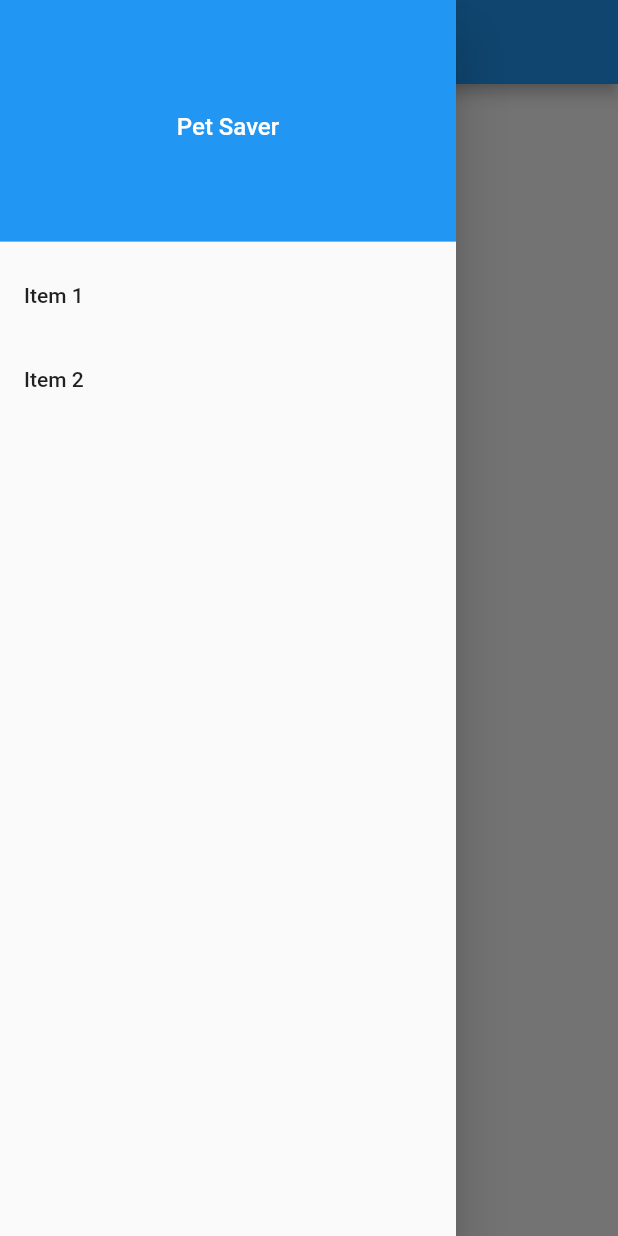
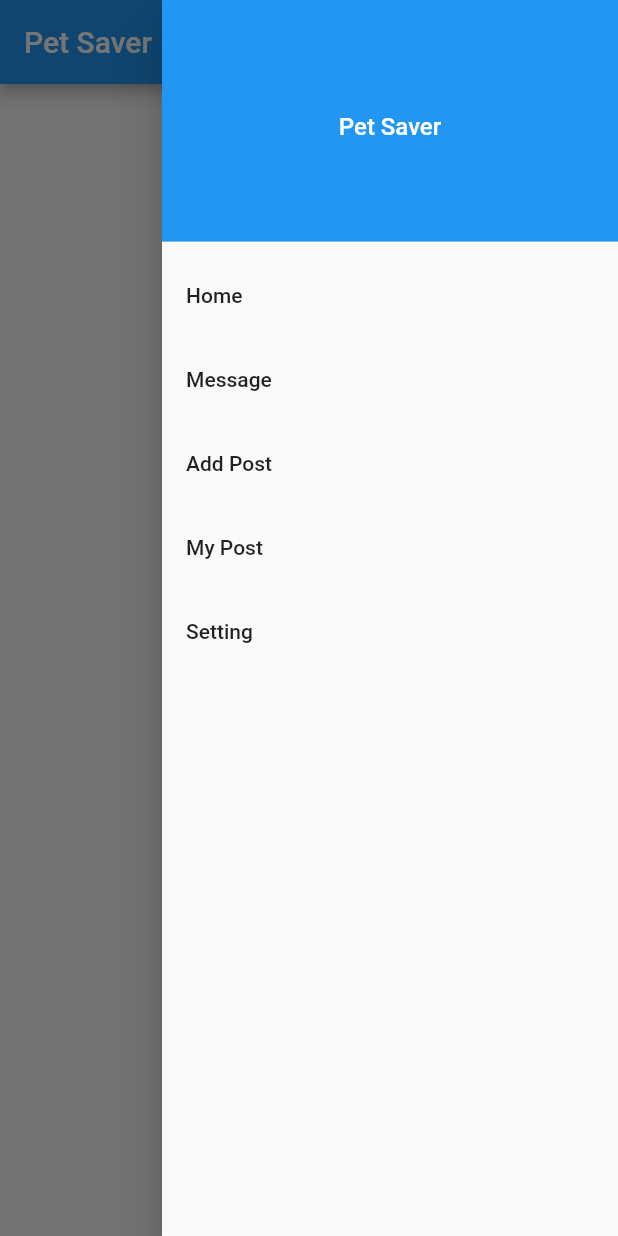
Before and after one commit to ikouhaha/pet_face_client, a Flutter app: the screen it shows after launch, with the side drawer open, on a phone screen of 412 x 824 dp. Run offline on Flutter 3.47's test engine with Material 2 defaults, Android fonts, the phone set to English and light mode, and no system bars; our stand-ins replace dio, firebase_auth, firebase_core, flutter_easyloading, flutter_riverpod, flutter_secure_storage and 8 more; missing offline and left inert: adaptive_navigation, dart:html, path_to_regexp; accounts and stored records are empty; statements that could not run were skipped.

Commit message:
app bar title update

```diff
--- a/lib/pages/post.dart
+++ b/lib/pages/post.dart
@@ -60,19 +60,6 @@ class _PostScreenState extends ConsumerState<CreatePostPage> {
 
     //return const Center(child: Text("asdsd"));
     return Scaffold(
-        appBar: AppBar(
-          title: const Text('Create Post'),
-          foregroundColor: Color(Colors.black.value),
-          backgroundColor: Color(Colors.white.value),
-          leading: GestureDetector(
-            onTap: () {
-              RouteStateScope.of(context).go("/");
-            },
-            child: const Icon(
-              Icons.arrow_back, // add custom icons also
-            ),
-          ),
-        ),
         body: Stack(children: [
           Positioned.fill(
               child: Card(
--- a/lib/pages/postDetail.dart
+++ b/lib/pages/postDetail.dart
@@ -100,19 +100,6 @@ class _PostScreenState extends ConsumerState {
 
 
           return Scaffold(
-            appBar: AppBar(
-              title: Text('Post Detail'),
-              foregroundColor: Color(Colors.black.value),
-              backgroundColor: Color(Colors.white.value),
-              leading: GestureDetector(
-            onTap: () {
-              RouteStateScope.of(context).go("/");
-            },
-            child: Icon(
-              Icons.arrow_back, // add custom icons also
-            ),
-          ),
-            ),
             body: Stack(children: [
               Positioned.fill(
                   child: SingleChildScrollView(
--- a/lib/pages/scaffold.dart
+++ b/lib/pages/scaffold.dart
@@ -24,16 +24,62 @@ class MyScaffold extends StatefulWidget {
 
   @override
   MyScaffoldState createState() => MyScaffoldState();
-
 }
 
 class MyScaffoldState extends State<MyScaffold> {
+  int previousSelectIndex = 0;
+  Text getTitle(String path, int idx) {
+    String title = "";
+    if (path == "/post/:id") {
+      title = "Post Detail";
+    } else if (idx == 0) {
+      title = "Pet Saver";
+    } else if (idx == 1) {
+      title = "Message";
+    } else if (idx == 2) {
+      title = "Create Post";
+    } else if (idx == 3) {
+      title = "My Post";
+    } else if (idx == 4) {
+      title = "Settings";
+    }
+
+    return Text(title);
+  }
+
+  GestureDetector? getLeading(String path, int idx) {
+    if (path == "/post/:id") {
+      if (idx == 0) {
+        return GestureDetector(
+          onTap: () {
+            RouteStateScope.of(context).go("/");
+          },
+          child: const Icon(
+            Icons.arrow_back, // add custom icons also
+          ),
+        );
+      } else if (idx == 3) {
+        return GestureDetector(
+          onTap: () {
+            RouteStateScope.of(context).go("/mypost");
+          },
+          child: const Icon(
+            Icons.arrow_back, // add custom icons also
+          ),
+        );
+      }
+    }
+    if (idx == 0 && path == "/post/:id") {}
+
+    return null;
+  }
+
   @override
   Widget build(BuildContext context) {
     final routeState = RouteStateScope.of(context);
     final selectedIndex = _getSelectedIndex(routeState.route.pathTemplate);
     return Scaffold(
-            drawer: Drawer(
+        endDrawer: Drawer(
             child: ListView(
           // Important: Remove any padding from the ListView.
           padding: EdgeInsets.zero,
@@ -42,30 +88,52 @@ class MyScaffoldState extends State<MyScaffold> {
               decoration: BoxDecoration(
                 color: Colors.blue,
               ),
-                  child: Center(child: Text('Pet Saver',style: TextStyle(color: Colors.white,fontSize: 16.0),)),
+              child: Center(
+                  child: Text(
+                'Pet Saver',
+                style: TextStyle(color: Colors.white, fontSize: 16.0),
+              )),
             ),
             ListTile(
-                  title: const Text('Item 1'),
+              title: const Text('Home'),
               onTap: () {
-                    // Update the state of the app.
-                    // ...
+                routeState.go('/');
               },
             ),
             ListTile(
-                  title: const Text('Item 2'),
+              title: const Text('Message'),
               onTap: () {
-                    // Update the state of the app.
-                    // ...
+                routeState.go('/message');
+              },
+            ),
+            ListTile(
+              title: const Text('Add Post'),
+              onTap: () {
+                routeState.go('/post');
+              },
+            ),
+            ListTile(
+              title: const Text('My Post'),
+              onTap: () {
+                routeState.go('/mypost');
+              },
+            ),
+            ListTile(
+              title: const Text('Setting'),
+              onTap: () {
+                routeState.go('/settings');
               },
             ),
           ],
         )),
-            appBar: AppBar(),
+        appBar: AppBar(
+          title: getTitle(routeState.route.pathTemplate,selectedIndex),
+          leading: getLeading(routeState.route.pathTemplate, selectedIndex),
+        ),
         body: AdaptiveNavigationScaffold(
           selectedIndex: selectedIndex,
           body: const BookstoreScaffoldBody(),
           onDestinationSelected: (idx) {
-                print(idx);
             if (idx == 0) routeState.go('/');
             if (idx == 1) routeState.go('/message');
             if (idx == 2) routeState.go('/new/post');
@@ -86,7 +154,6 @@ class MyScaffoldState extends State<MyScaffold> {
               title: 'Post',
               icon: Icons.post_add,
             ),
-
             AdaptiveScaffoldDestination(
               title: 'My Post',
               icon: Icons.location_history,
@@ -97,16 +164,27 @@ class MyScaffoldState extends State<MyScaffold> {
             ),
           ],
         ));
-
   }
 
   int _getSelectedIndex(String pathTemplate) {
-    if (pathTemplate == '/') return 0;
-     if (pathTemplate == '/message') return 1;
-    if (pathTemplate == '/new/post') return 2;
 
-    if (pathTemplate == '/mypost') return 3;
-    if (pathTemplate == '/settings') return 4;
+    if (pathTemplate == "/") {
+      previousSelectIndex= 0;
       return 0;
+    } else if (pathTemplate == "/message") {
+      previousSelectIndex= 1;
+      return 1;
+    } else if (pathTemplate == "/new/post") {
+      previousSelectIndex= 2;
+      return 2;
+    } else if (pathTemplate == "/mypost") {
+      previousSelectIndex= 3;
+      return 3;
+    } else if (pathTemplate == "/settings") {
+      previousSelectIndex= 4;
+      return 4;
+    }
+
+    return previousSelectIndex;
   }
 }
```
Lines whose indentation alone changed are shown as unchanged.
